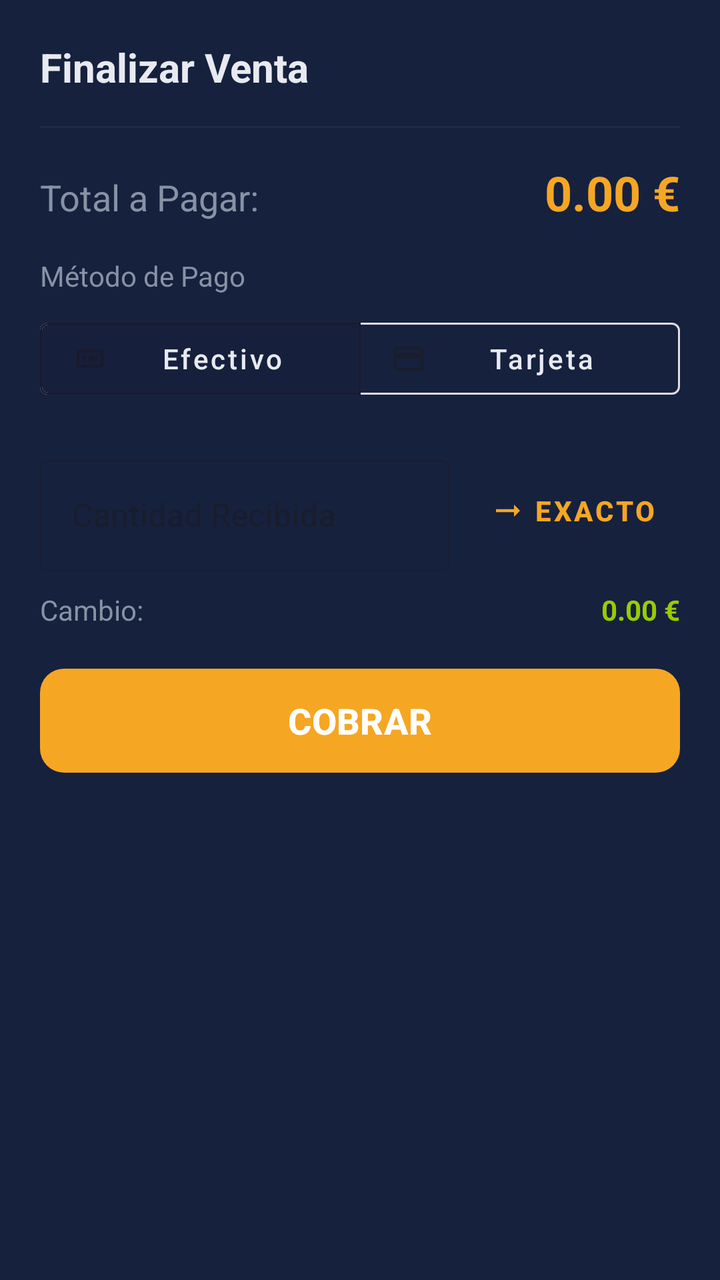
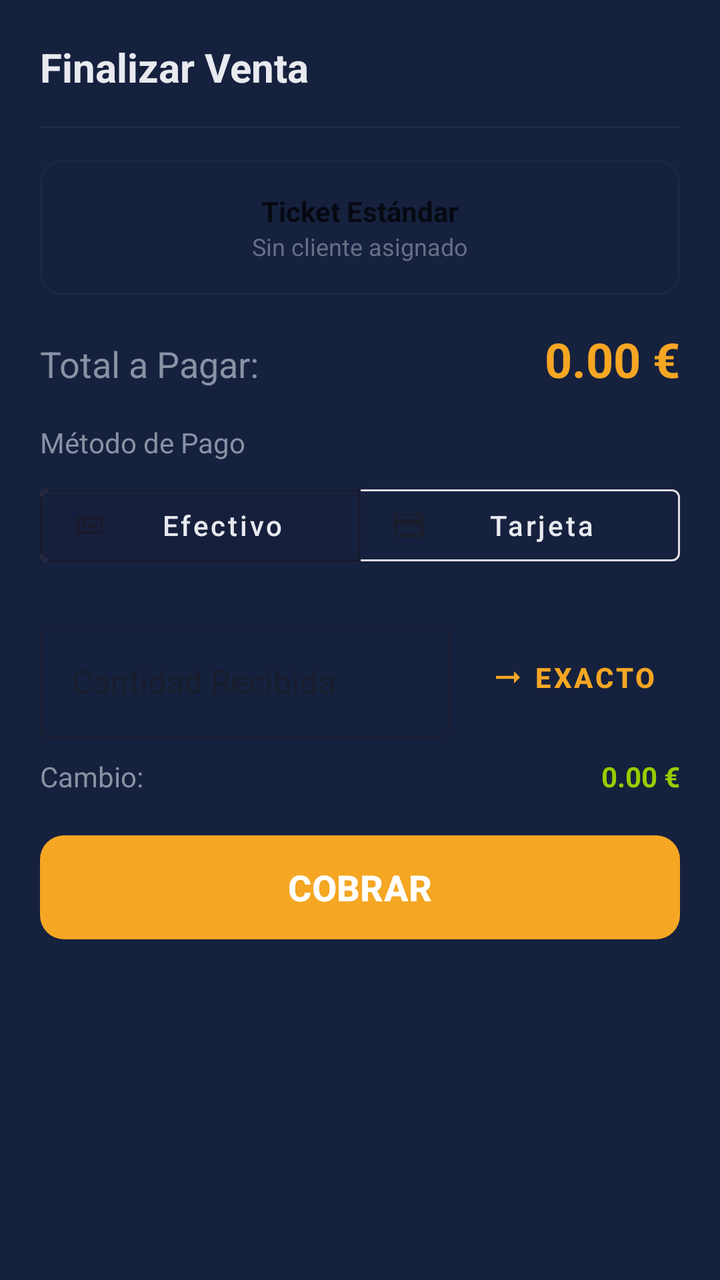

Two renders of the same Android screen: before a commit and after it. Below are the layout's source before the change and the commit's diff.
<!-- AndroidManifest.xml: application theme Theme.Electrobazar -->
<!-- res/layout/dialog_checkout.xml -->
<?xml version="1.0" encoding="utf-8"?>
<LinearLayout xmlns:android="http://schemas.android.com/apk/res/android"
    xmlns:app="http://schemas.android.com/apk/res-auto"
    android:layout_width="match_parent"
    android:layout_height="wrap_content"
    android:background="@color/secondary"
    android:orientation="vertical"
    android:padding="20dp">

    <TextView
        android:id="@+id/dialogTitle"
        android:layout_width="wrap_content"
        android:layout_height="wrap_content"
        android:layout_marginBottom="16dp"
        android:text="Finalizar Venta"
        android:textColor="@color/text_main"
        android:textSize="20sp"
        android:textStyle="bold" />

    <View
        android:layout_width="match_parent"
        android:layout_height="1dp"
        android:layout_marginBottom="16dp"
        android:background="@color/border" />

    <LinearLayout
        android:layout_width="match_parent"
        android:layout_height="wrap_content"
        android:layout_marginBottom="16dp"
        android:orientation="horizontal">

        <TextView
            android:layout_width="0dp"
            android:layout_height="wrap_content"
            android:layout_weight="1"
            android:text="Total a Pagar:"
            android:textColor="@color/text_muted"
            android:textSize="18sp" />

        <TextView
            android:id="@+id/checkoutTotalAmount"
            android:layout_width="wrap_content"
            android:layout_height="wrap_content"
            android:text="0.00 €"
            android:textColor="@color/accent"
            android:textSize="24sp"
            android:textStyle="bold" />
    </LinearLayout>

    <TextView
        android:layout_width="wrap_content"
        android:layout_height="wrap_content"
        android:layout_marginBottom="8dp"
        android:text="Método de Pago"
        android:textColor="@color/text_muted"
        android:textSize="14sp" />

    <com.google.android.material.button.MaterialButtonToggleGroup
        android:id="@+id/paymentToggleGroup"
        android:layout_width="match_parent"
        android:layout_height="wrap_content"
        android:layout_marginBottom="20dp"
        app:checkedButton="@id/btnPayCash"
        app:singleSelection="true">

        <com.google.android.material.button.MaterialButton
            android:id="@+id/btnPayCash"
            style="@style/Widget.MaterialComponents.Button.OutlinedButton"
            android:layout_width="0dp"
            android:layout_height="wrap_content"
            android:layout_weight="1"
            android:text="Efectivo"
            android:textAllCaps="false"
            android:textColor="@color/text_main"
            app:icon="@drawable/ic_cash" />

        <com.google.android.material.button.MaterialButton
            android:id="@+id/btnPayCard"
            style="@style/Widget.MaterialComponents.Button.OutlinedButton"
            android:layout_width="0dp"
            android:layout_height="wrap_content"
            android:layout_weight="1"
            android:text="Tarjeta"
            android:textAllCaps="false"
            android:textColor="@color/text_main"
            app:icon="@drawable/ic_card" />
    </com.google.android.material.button.MaterialButtonToggleGroup>

    
    <LinearLayout
        android:id="@+id/cashSection"
        android:layout_width="match_parent"
        android:layout_height="wrap_content"
        android:orientation="vertical"
        android:visibility="visible">

        <LinearLayout
            android:layout_width="match_parent"
            android:layout_height="wrap_content"
            android:orientation="horizontal"
            android:gravity="center_vertical"
            android:layout_marginBottom="8dp">

            <com.google.android.material.textfield.TextInputLayout
                android:id="@+id/receivedAmountLayout"
                style="@style/Widget.MaterialComponents.TextInputLayout.OutlinedBox"
                android:layout_width="0dp"
                android:layout_height="wrap_content"
                android:layout_weight="1"
                android:hint="Cantidad Recibida"
                app:hintTextColor="@color/accent"
                app:prefixText="€"
                app:prefixTextColor="@color/text_muted">

                <com.google.android.material.textfield.TextInputEditText
                    android:id="@+id/receivedAmountInput"
                    android:layout_width="match_parent"
                    android:layout_height="wrap_content"
                    android:inputType="numberDecimal"
                    android:textColor="@color/text_main" />
            </com.google.android.material.textfield.TextInputLayout>

            <com.google.android.material.button.MaterialButton
                android:id="@+id/btnSetExactAmount"
                style="@style/Widget.MaterialComponents.Button.TextButton"
                android:layout_width="wrap_content"
                android:layout_height="64dp"
                android:layout_marginStart="8dp"
                android:paddingHorizontal="12dp"
                android:text="Exacto"
                android:textColor="@color/accent"
                android:textStyle="bold"
                app:icon="@drawable/ic_arrow_right"
                app:iconTint="@color/accent" />
        </LinearLayout>

        <LinearLayout
            android:layout_width="match_parent"
            android:layout_height="wrap_content"
            android:layout_marginBottom="16dp"
            android:orientation="horizontal">

            <TextView
                android:layout_width="0dp"
                android:layout_height="wrap_content"
                android:layout_weight="1"
                android:text="Cambio:"
                android:textColor="@color/text_muted" />

            <TextView
                android:id="@+id/changeAmountText"
                android:layout_width="wrap_content"
                android:layout_height="wrap_content"
                android:text="0.00 €"
                android:textColor="@android:color/holo_green_light"
                android:textStyle="bold" />
        </LinearLayout>
    </LinearLayout>

    <com.google.android.material.button.MaterialButton
        android:id="@+id/btnConfirmCheckout"
        android:layout_width="match_parent"
        android:layout_height="60dp"
        android:text="COBRAR"
        android:textSize="18sp"
        android:textStyle="bold"
        app:backgroundTint="@color/accent"
        app:cornerRadius="12dp" />

</LinearLayout>
<!-- resources referenced by this layout -->
<resources>
  <color name="accent">#f5a623</color>
  <color name="border">#1e2d45</color>
  <color name="secondary">#16213e</color>
  <color name="text_main">#e8eaf0</color>
  <color name="text_muted">#8892a4</color>
  <!-- drawable ic_arrow_right (drawable) -->
  <vector xmlns:android="http://schemas.android.com/apk/res/android"
      android:width="24dp"
      android:height="24dp"
      android:viewportWidth="24"
      android:viewportHeight="24">
      <path
          android:fillColor="#000000"
          android:pathData="M16.01,11H4v2h12.01v3L20,12l-3.99,-4z" />
  </vector>
  <!-- drawable ic_card (drawable) -->
  <vector xmlns:android="http://schemas.android.com/apk/res/android"
      android:width="24dp"
      android:height="24dp"
      android:viewportWidth="24"
      android:viewportHeight="24"
      android:tint="?attr/colorControlNormal">
    <path
        android:fillColor="@android:color/white"
        android:pathData="M20,4H4C2.89,4 2.01,4.89 2.01,6L2,18C2,19.11 2.89,20 4,20H20C21.11,20 22,19.11 22,18V6C22,4.89 21.11,4 20,4ZM20,18H4V12H20V18ZM20,8H4V6H20V8Z"/>
  </vector>
  <!-- drawable ic_cash (drawable) -->
  <vector xmlns:android="http://schemas.android.com/apk/res/android"
      android:width="24dp"
      android:height="24dp"
      android:viewportWidth="24"
      android:viewportHeight="24"
      android:tint="?attr/colorControlNormal">
    <path
        android:fillColor="@android:color/white"
        android:pathData="M3,6h18v12h-18zM5,8v8h14v-8zM7,10h2v4h-2zM11,10h6v4h-6z"/>
  </vector>
  <style name="Theme.Electrobazar" parent="Base.Theme.Electrobazar" />
  <style name="Base.Theme.Electrobazar" parent="Theme.Material3.DayNight.NoActionBar">
          <item name="colorPrimary">@color/primary</item>
          <item name="colorSecondary">@color/secondary</item>
          <item name="android:windowBackground">@color/background</item>
          <item name="android:textColorPrimary">@color/text_main</item>
          <item name="colorError">@color/danger</item>
      </style>
  <color name="primary">#1a1a2e</color>
  <color name="background">#111111</color>
  <color name="danger">#ef4444</color>
</resources>

<!-- the commit's change to res/layout/dialog_checkout.xml (unified diff, before → after) -->
@@ -23,6 +23,89 @@
         android:layout_marginBottom="16dp"
         android:background="@color/border" />
 
+    
+    <FrameLayout
+        android:layout_width="match_parent"
+        android:layout_height="wrap_content"
+        android:layout_marginBottom="16dp">
+
+        <LinearLayout
+            android:id="@+id/summaryWithCustomer"
+            android:layout_width="match_parent"
+            android:layout_height="wrap_content"
+            android:orientation="horizontal"
+            android:padding="12dp"
+            android:background="@drawable/bg_surface_rounded"
+            android:gravity="center_vertical"
+            android:visibility="gone">
+
+            <ImageView
+                android:layout_width="32dp"
+                android:layout_height="32dp"
+                android:src="@drawable/ic_person"
+                app:tint="@color/accent" />
+
+            <LinearLayout
+                android:layout_width="0dp"
+                android:layout_height="wrap_content"
+                android:layout_weight="1"
+                android:layout_marginStart="12dp"
+                android:orientation="vertical">
+
+                <TextView
+                    android:id="@+id/checkoutCustomerName"
+                    android:layout_width="wrap_content"
+                    android:layout_height="wrap_content"
+                    android:textColor="@color/black"
+                    android:textStyle="bold"
+                    android:textSize="14sp" />
+
+                <TextView
+                    android:id="@+id/checkoutCustomerTaxId"
+                    android:layout_width="wrap_content"
+                    android:layout_height="wrap_content"
+                    android:textColor="@color/text_muted"
+                    android:textSize="12sp" />
+            </LinearLayout>
+
+            <TextView
+                android:layout_width="wrap_content"
+                android:layout_height="wrap_content"
+                android:background="@drawable/bg_badge_tariff"
+                android:paddingHorizontal="8dp"
+                android:paddingVertical="4dp"
+                android:text="FACTURA"
+                android:textColor="@color/primary"
+                android:textSize="10sp"
+                android:textStyle="bold" />
+        </LinearLayout>
+
+        <LinearLayout
+            android:id="@+id/summaryNoCustomer"
+            android:layout_width="match_parent"
+            android:layout_height="wrap_content"
+            android:orientation="vertical"
+            android:padding="16dp"
+            android:background="@drawable/bg_surface_rounded"
+            android:gravity="center"
+            android:alpha="0.7">
+
+            <TextView
+                android:layout_width="wrap_content"
+                android:layout_height="wrap_content"
+                android:text="Ticket Estándar"
+                android:textColor="@color/black"
+                android:textStyle="bold" />
+
+            <TextView
+                android:layout_width="wrap_content"
+                android:layout_height="wrap_content"
+                android:text="Sin cliente asignado"
+                android:textColor="@color/text_muted"
+                android:textSize="12sp" />
+        </LinearLayout>
+    </FrameLayout>
+
     <LinearLayout
         android:layout_width="match_parent"
         android:layout_height="wrap_content"
<!-- resource entries referenced after the edit -->
@@ -1,10 +1,24 @@
 <!-- resources referenced by this layout -->
 <resources>
   <color name="accent">#f5a623</color>
+  <color name="black">#000000</color>
   <color name="border">#1e2d45</color>
   <color name="secondary">#16213e</color>
   <color name="text_main">#e8eaf0</color>
   <color name="text_muted">#8892a4</color>
+  <!-- drawable bg_badge_tariff (drawable) -->
+  <?xml version="1.0" encoding="utf-8"?>
+  <shape xmlns:android="http://schemas.android.com/apk/res/android">
+      <solid android:color="@color/accent" />
+      <corners android:radius="4dp" />
+  </shape>
+  <!-- drawable bg_surface_rounded (drawable) -->
+  <?xml version="1.0" encoding="utf-8"?>
+  <shape xmlns:android="http://schemas.android.com/apk/res/android">
+      <solid android:color="@color/secondary" />
+      <corners android:radius="10dp" />
+      <stroke android:width="1dp" android:color="@color/border" />
+  </shape>
   <!-- drawable ic_arrow_right (drawable) -->
   <vector xmlns:android="http://schemas.android.com/apk/res/android"
       android:width="24dp"
@@ -37,6 +51,16 @@
         android:fillColor="@android:color/white"
         android:pathData="M3,6h18v12h-18zM5,8v8h14v-8zM7,10h2v4h-2zM11,10h6v4h-6z"/>
   </vector>
+  <!-- drawable ic_person (drawable) -->
+  <vector xmlns:android="http://schemas.android.com/apk/res/android"
+      android:width="24dp"
+      android:height="24dp"
+      android:viewportWidth="16"
+      android:viewportHeight="16">
+      <path
+          android:fillColor="#FFFFFF"
+          android:pathData="M11,6a3,3 0 1,1 -6,0 3,3 0 0,1 6,0zM14,14c0,1.1 -0.9,2 -2,2H4c-1.1,0 -2,-0.9 -2,-2a4,4 0 0,1 4,-4h4a4,4 0 0,1 4,4z" />
+  </vector>
   <style name="Theme.Electrobazar" parent="Base.Theme.Electrobazar" />
   <style name="Base.Theme.Electrobazar" parent="Theme.Material3.DayNight.NoActionBar">
           <item name="colorPrimary">@color/primary</item>
